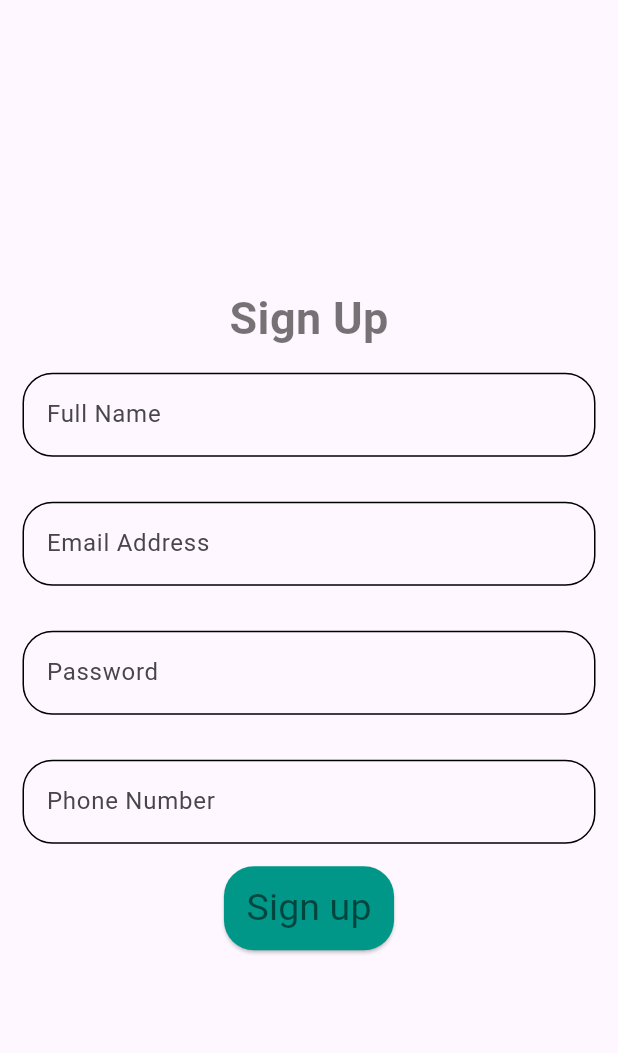
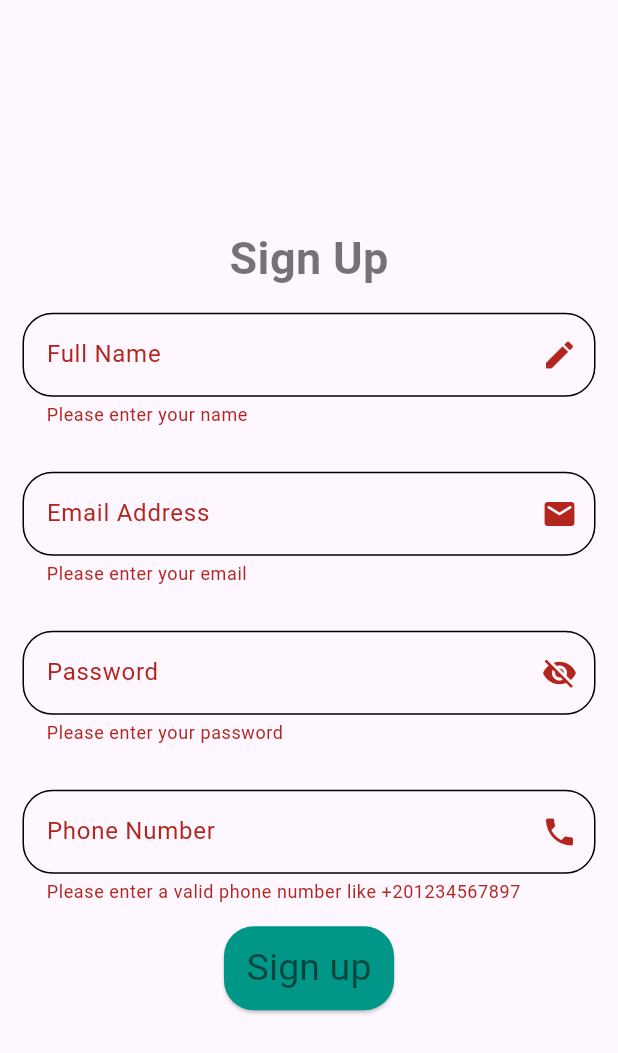
Before and after one commit to Hanan-Mosa/tourist_guide_app, a Flutter app: the screen it shows after launch, after a tap on "Sign up", on a phone screen of 412 x 824 dp. Shown: the top 1053 px of the screen. Run offline on Flutter 3.47's test engine with Material 3 defaults, Android fonts, the phone set to English and light mode, and no system bars.

Commit message:
update sign-up & add form to validate each field & add icon to each field

```diff
--- a/lib/sign_up/sign_up_page.dart
+++ b/lib/sign_up/sign_up_page.dart
@@ -1,53 +1,124 @@
 import 'package:flutter/material.dart';
-import 'package:tourist_guide_app/sign_up/text_field_widget.dart';
+import 'package:tourist_guide_app/login/login_page.dart';
+import 'package:tourist_guide_app/widgets/elevated_button_widget.dart';
+import 'package:tourist_guide_app/widgets/text_form_field_widget.dart';
 
-class SignUpPage extends StatelessWidget {
+class SignUpPage extends StatefulWidget {
+
+  SignUpPage({super.key});
+
+  @override
+  State<SignUpPage> createState() => _SignUpPageState();
+}
+
+class _SignUpPageState extends State<SignUpPage> {
   TextEditingController nameController = TextEditingController();
+
   TextEditingController emailController = TextEditingController();
+
   TextEditingController passwordController = TextEditingController();
+
   TextEditingController phoneController = TextEditingController();
-   SignUpPage({super.key});
+
+  GlobalKey <FormState> _formKey = GlobalKey();
+
+   bool hiddenPassword = true ;
 
   @override
   Widget build(BuildContext context) {
-    return  SafeArea(
+    return SafeArea(
       child: Scaffold(
-        body: Center(
-          child: Column(
-             mainAxisAlignment: MainAxisAlignment.center,
-            children: [
-              const Text('Sign Up',style: TextStyle(
-                fontSize: 30,fontWeight: FontWeight.w600,
-                color:
-                  Colors.black54
-              ),),
-              TextFieldWidget(controller: nameController,text: 'Full Name'),
-              TextFieldWidget(controller: emailController,text: 'Email Address'),
-              TextFieldWidget(controller: passwordController,text: 'Password'),
-              TextFieldWidget(controller: phoneController,text: 'Phone Number'),
-              ElevatedButton(onPressed: (){
+        body: Form(
+          key: _formKey,
+          child: Center(
+            child: SingleChildScrollView(
+              child: Column(
+                mainAxisAlignment: MainAxisAlignment.center,
+                children: [
+                  const Text('Sign Up', style: TextStyle(
+                      fontSize: 30, fontWeight: FontWeight.w600,
+                      color:
+                      Colors.black54
+                  ),),
+                  TextFormFieldWidget(controller: nameController,
+                      text: 'Full Name',
+                      hidden: false,
+                      validate: validateName,
+                  onIconClick: (){},
+                  icon: Icons.edit,),
+                  TextFormFieldWidget(controller: emailController,
+                      text: 'Email Address',
+                      hidden: false,
+                      validate: validateEmail,
+                  icon: Icons.email_rounded,
+                  onIconClick: (){},),
+                  TextFormFieldWidget(controller: passwordController,
+                      text: 'Password',
+                      hidden: hiddenPassword,
+                      validate: validatePassword,
+                  onIconClick: (){
+                    hiddenPassword =!hiddenPassword;
+                    setState(() {
+
+                    });
+                  },
+                  icon:hiddenPassword ?Icons.visibility_off:Icons.visibility,),
+                  TextFormFieldWidget(controller: phoneController,
+                      text: 'Phone Number',
+                      hidden: false,
+                      validate: validatePhone,
+                    icon: Icons.phone,
+                  onIconClick: (){},),
+                  ElevatedButtonWidget(
+                      text: 'Sign up', clickButton: (){
+                        if (_formKey.currentState!.validate()) {
+                        Navigator.push(context,
+                            MaterialPageRoute(builder: (context) => LoginPage()));
+                      }}),
 
 
-              },
-                  style: ElevatedButton.styleFrom(
-                    padding: const EdgeInsets.symmetric(horizontal: 15,vertical: 10),
-                    shape: RoundedRectangleBorder(
-                      borderRadius: BorderRadius.circular(20),
-                    ),
-                    backgroundColor: Colors.teal
-                  ),
-                  child: const Text('Sign up',style: TextStyle(
-                  fontSize:25 ,fontWeight: FontWeight.w400,
-                  color:
-                  Colors.black54,
-              ),))
 
+                ],
 
-            ],
-
+              ),
+            ),
           ),
         ),
       ),
     );
   }
+
+  String? validatePhone(String value) {
+    RegExp regex = RegExp(r"^\+\d{1,3}\d{9}$");
+    if (!regex.hasMatch(value)) {
+      return 'Please enter a valid phone number like +201234567897';
+    }
+    return null;
+  }
+
+  String? validatePassword(String value) {
+    if (value.isEmpty) {
+      return 'Please enter your password';
+    } else if (value.length < 8) {
+      return 'Password should be at least 8 characters long';
+    }
+    return null;
+  }
+
+  String? validateEmail(String value) {
+    RegExp regex = RegExp(r"^[a-zA-Z0-9._%+-]+@[a-zA-Z0-9.-]+\.[a-zA-Z]{2,}$");
+    if (value.isEmpty) {
+      return 'Please enter your email';
+    } else if (!(regex.hasMatch(value))) {
+      return 'Please enter a valid email';
+    }
+    return null;
+  }
+
+  String? validateName(String value) {
+    if (value.isEmpty) {
+      return 'Please enter your name';
+    }
+    return null;
+  }
 }
--- a/lib/sign_up/text_field_widget.dart
+++ /dev/null
@@ -1,27 +0,0 @@
-import 'package:flutter/material.dart';
-
-class TextFieldWidget extends StatelessWidget {
-  String text ;
-  TextEditingController controller;
-   TextFieldWidget({super.key,required this.controller,required this.text});
-
-  @override
-  Widget build(BuildContext context) {
-    return Padding(
-      padding: EdgeInsets.all(15),
-      child: TextField(
-        controller: controller,
-        decoration: InputDecoration(
-          enabledBorder: OutlineInputBorder(
-            borderRadius: BorderRadius.circular(20),
-          ),
-          focusedBorder: OutlineInputBorder(
-            borderRadius: BorderRadius.circular(20),
-          ),
-          labelText: text,
-
-        ),
-      ),
-    );
-  }
-}
--- /dev/null
+++ b/lib/widgets/elevated_button_widget.dart
@@ -0,0 +1,27 @@
+import 'package:flutter/material.dart';
+
+class ElevatedButtonWidget extends StatelessWidget {
+  String text ;
+  Function clickButton ;
+  ElevatedButtonWidget({super.key,required this.text,required this.clickButton});
+
+  @override
+  Widget build(BuildContext context) {
+    return ElevatedButton(onPressed: (){
+     clickButton();
+
+    },
+        style: ElevatedButton.styleFrom(
+            padding: const EdgeInsets.symmetric(horizontal: 15,vertical: 10),
+            shape: RoundedRectangleBorder(
+              borderRadius: BorderRadius.circular(20),
+            ),
+            backgroundColor: Colors.teal
+        ),
+        child:  Text(text,style: const TextStyle(
+          fontSize:25 ,fontWeight: FontWeight.w400,
+          color:
+          Colors.black54,
+        ),));
+  }
+}
--- /dev/null
+++ b/lib/widgets/text_form_field_widget.dart
@@ -0,0 +1,42 @@
+import 'package:flutter/material.dart';
+
+class TextFormFieldWidget extends StatelessWidget {
+  String text;
+  IconData icon;
+  TextEditingController controller;
+  Function validate;
+  bool hidden;
+  Function onIconClick;
+  TextFormFieldWidget(
+      {super.key, required this.controller, required this.text,required this.validate,required this.hidden,required this.icon, required this.onIconClick});
+
+  @override
+  Widget build(BuildContext context) {
+    return Padding(
+      padding: EdgeInsets.all(15),
+      child: TextFormField(
+        validator: (value) => validate(value),
+        controller: controller,
+        obscureText: hidden,
+        decoration: InputDecoration(
+          enabledBorder: OutlineInputBorder(
+            borderRadius: BorderRadius.circular(20),
+          ),
+          focusedBorder: OutlineInputBorder(
+            borderRadius: BorderRadius.circular(20),
+          ),
+          errorBorder: OutlineInputBorder(
+            borderRadius: BorderRadius.circular(20),
+          ),
+          labelText: text,
+          suffixIcon: IconButton(
+            icon: Icon(icon),
+            onPressed: (){
+              onIconClick();
+            },
+          )
+        ),
+      ),
+    );
+  }
+}
```
